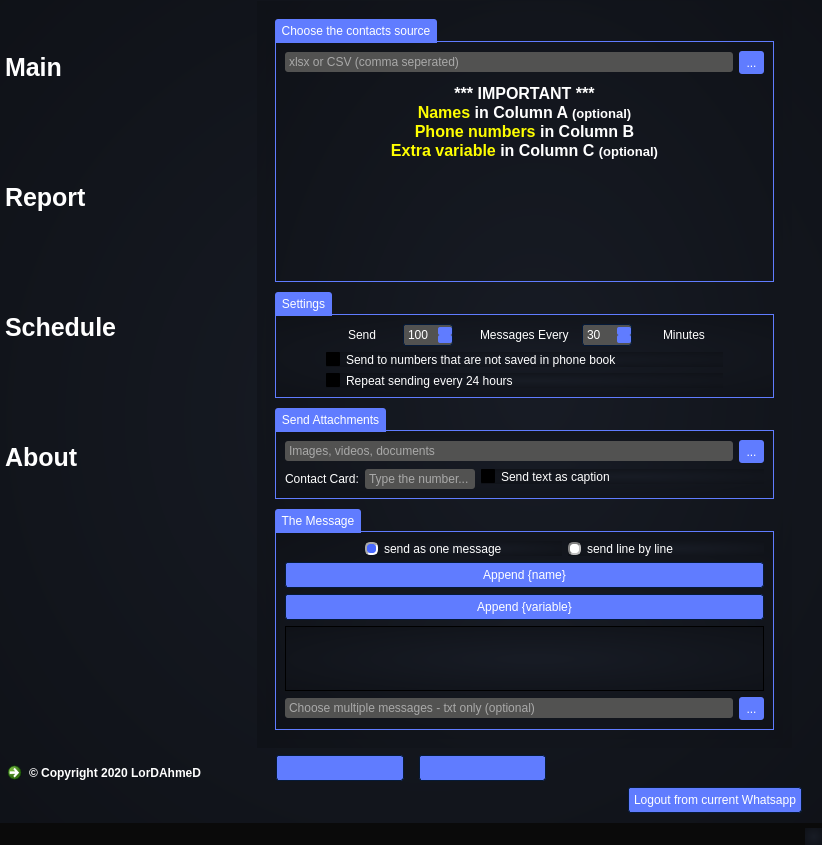
thelordahmed/Whatsapp-bulk-sender, file extra var.ui: the form before one commit.
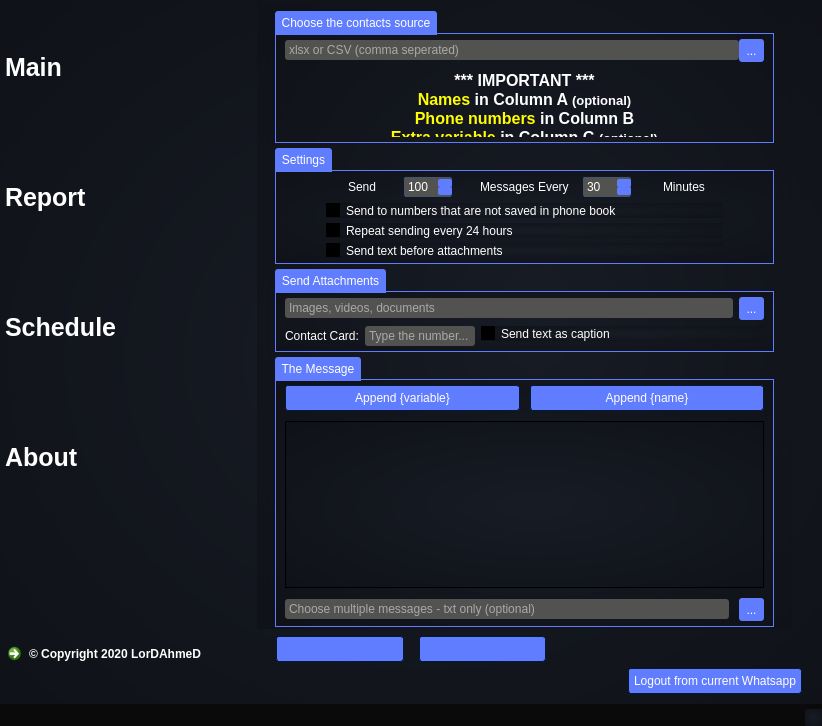
The form after the commit. Icons and pictures are not drawn.

Commit message: - added option to send text before attachment - removed send line by line option

```diff
--- a/extra var.ui
+++ b/extra var.ui
@@ -7,7 +7,7 @@
     <x>0</x>
     <y>0</y>
     <width>822</width>
-    <height>845</height>
+    <height>726</height>
    </rect>
   </property>
   <property name="minimumSize">
@@ -1492,6 +1492,12 @@
           <string>Tab 1</string>
          </attribute>
          <layout class="QVBoxLayout" name="verticalLayout_6" stretch="0">
+          <property name="topMargin">
+           <number>0</number>
+          </property>
+          <property name="bottomMargin">
+           <number>0</number>
+          </property>
           <item>
            <widget class="QFrame" name="frame">
             <property name="sizePolicy">
@@ -1546,13 +1552,25 @@
             </property>
             <layout class="QVBoxLayout" name="verticalLayout_5" stretch="0,0,0,1">
              <property name="spacing">
-              <number>10</number>
+              <number>5</number>
              </property>
              <property name="sizeConstraint">
               <enum>QLayout::SetDefaultConstraint</enum>
              </property>
+             <property name="topMargin">
+              <number>10</number>
+             </property>
+             <property name="bottomMargin">
+              <number>2</number>
+             </property>
              <item>
               <widget class="QGroupBox" name="groupBox">
+               <property name="sizePolicy">
+                <sizepolicy hsizetype="Preferred" vsizetype="Preferred">
+                 <horstretch>0</horstretch>
+                 <verstretch>0</verstretch>
+                </sizepolicy>
+               </property>
                <property name="maximumSize">
                 <size>
                  <width>16777215</width>
@@ -1578,15 +1596,42 @@
                <property name="flat">
                 <bool>false</bool>
                </property>
-               <layout class="QVBoxLayout" name="verticalLayout">
+               <layout class="QVBoxLayout" name="verticalLayout" stretch="0">
+                <property name="topMargin">
+                 <number>5</number>
+                </property>
+                <property name="bottomMargin">
+                 <number>5</number>
+                </property>
                 <item>
                  <layout class="QGridLayout" name="gridLayout">
+                  <property name="sizeConstraint">
+                   <enum>QLayout::SetDefaultConstraint</enum>
+                  </property>
+                  <property name="horizontalSpacing">
+                   <number>0</number>
+                  </property>
+                  <property name="verticalSpacing">
+                   <number>5</number>
+                  </property>
                   <item row="1" column="0">
                    <widget class="QTextBrowser" name="textBrowser">
+                    <property name="sizePolicy">
+                     <sizepolicy hsizetype="Preferred" vsizetype="Fixed">
+                      <horstretch>0</horstretch>
+                      <verstretch>0</verstretch>
+                     </sizepolicy>
+                    </property>
+                    <property name="minimumSize">
+                     <size>
+                      <width>0</width>
+                      <height>0</height>
+                     </size>
+                    </property>
                     <property name="maximumSize">
                      <size>
                       <width>16777215</width>
-                      <height>16777215</height>
+                      <height>70</height>
                      </size>
                     </property>
                     <property name="font">
@@ -1614,7 +1659,7 @@
                      <string>&lt;!DOCTYPE HTML PUBLIC &quot;-//W3C//DTD HTML 4.0//EN&quot; &quot;http://www.w3.org/TR/REC-html40/strict.dtd&quot;&gt;
 &lt;html&gt;&lt;head&gt;&lt;meta name=&quot;qrichtext&quot; content=&quot;1&quot; /&gt;&lt;style type=&quot;text/css&quot;&gt;
 p, li { white-space: pre-wrap; }
-&lt;/style&gt;&lt;/head&gt;&lt;body style=&quot; font-family:'arial'; font-size:8.25pt; font-weight:400; font-style:normal;&quot;&gt;
+&lt;/style&gt;&lt;/head&gt;&lt;body style=&quot; font-family:'arial'; font-size:13pt; font-weight:400; font-style:normal;&quot;&gt;
 &lt;p align=&quot;center&quot; style=&quot; margin-top:0px; margin-bottom:0px; margin-left:0px; margin-right:0px; -qt-block-indent:0; text-indent:0px;&quot;&gt;&lt;span style=&quot; font-family:'MS Shell Dlg 2'; font-size:12pt; font-weight:600; color:#ffffff;&quot;&gt;*** IMPORTANT ***&lt;/span&gt;&lt;/p&gt;
 &lt;p align=&quot;center&quot; style=&quot; margin-top:0px; margin-bottom:0px; margin-left:0px; margin-right:0px; -qt-block-indent:0; text-indent:0px;&quot;&gt;&lt;span style=&quot; font-family:'MS Shell Dlg 2'; font-size:12pt; font-weight:600; color:#ffff00;&quot;&gt;Names&lt;/span&gt;&lt;span style=&quot; font-family:'MS Shell Dlg 2'; font-size:12pt; font-weight:600;&quot;&gt; in Column A &lt;/span&gt;&lt;span style=&quot; font-family:'MS Shell Dlg 2'; font-size:10pt; font-weight:600;&quot;&gt;(optional)&lt;/span&gt;&lt;/p&gt;
 &lt;p align=&quot;center&quot; style=&quot; margin-top:0px; margin-bottom:0px; margin-left:0px; margin-right:0px; -qt-block-indent:0; text-indent:0px;&quot;&gt;&lt;span style=&quot; font-family:'MS Shell Dlg 2'; font-size:12pt; font-weight:600; color:#ffff00;&quot;&gt;Phone numbers&lt;/span&gt;&lt;span style=&quot; font-family:'MS Shell Dlg 2'; font-size:12pt; font-weight:600;&quot;&gt; in Column B&lt;/span&gt;&lt;/p&gt;
@@ -1665,14 +1710,26 @@
                 <string>Settings</string>
                </property>
                <layout class="QVBoxLayout" name="verticalLayout_3">
+                <property name="spacing">
+                 <number>5</number>
+                </property>
                 <property name="leftMargin">
                  <number>50</number>
                 </property>
+                <property name="topMargin">
+                 <number>5</number>
+                </property>
                 <property name="rightMargin">
                  <number>50</number>
                 </property>
+                <property name="bottomMargin">
+                 <number>5</number>
+                </property>
                 <item>
                  <layout class="QVBoxLayout" name="verticalLayout_2">
+                  <property name="spacing">
+                   <number>5</number>
+                  </property>
                   <item>
                    <layout class="QHBoxLayout" name="horizontalLayout_5" stretch="0,0,0,0,0">
                     <property name="spacing">
@@ -1792,6 +1849,13 @@
                     </property>
                    </widget>
                   </item>
+                  <item>
+                   <widget class="QCheckBox" name="textFirst_ch">
+                    <property name="text">
+                     <string>Send text before attachments</string>
+                    </property>
+                   </widget>
+                  </item>
                  </layout>
                 </item>
                </layout>
@@ -1809,6 +1873,12 @@
                 <string>Send Attachments</string>
                </property>
                <layout class="QFormLayout" name="formLayout">
+                <property name="topMargin">
+                 <number>5</number>
+                </property>
+                <property name="bottomMargin">
+                 <number>5</number>
+                </property>
                 <item row="0" column="0" colspan="2">
                  <layout class="QHBoxLayout" name="horizontalLayout_2">
                   <item>
@@ -1872,60 +1942,40 @@
                <property name="alignment">
                 <set>Qt::AlignLeading|Qt::AlignLeft|Qt::AlignVCenter</set>
                </property>
-               <layout class="QVBoxLayout" name="verticalLayout_4" stretch="0,0,0,0,0">
+               <layout class="QVBoxLayout" name="verticalLayout_4" stretch="0,0,0">
+                <property name="spacing">
+                 <number>10</number>
+                </property>
+                <property name="topMargin">
+                 <number>5</number>
+                </property>
+                <property name="bottomMargin">
+                 <number>5</number>
+                </property>
                 <item>
-                 <layout class="QHBoxLayout" name="horizontalLayout_3">
+                 <layout class="QHBoxLayout" name="horizontalLayout_12">
                   <property name="leftMargin">
-                   <number>80</number>
+                   <number>0</number>
+                  </property>
+                  <property name="topMargin">
+                   <number>0</number>
                   </property>
                   <item>
-                   <widget class="QRadioButton" name="sameFormat_rb">
-                    <property name="maximumSize">
-                     <size>
-                      <width>16777215</width>
-                      <height>16777215</height>
-                     </size>
-                    </property>
+                   <widget class="QPushButton" name="extra_var_btn">
                     <property name="text">
-                     <string>send as one message</string>
-                    </property>
-                    <property name="checked">
-                     <bool>true</bool>
+                     <string>Append {variable}</string>
                     </property>
                    </widget>
                   </item>
                   <item>
-                   <widget class="QRadioButton" name="oneline_rb">
-                    <property name="maximumSize">
-                     <size>
-                      <width>16777215</width>
-                      <height>16777215</height>
-                     </size>
-                    </property>
+                   <widget class="QPushButton" name="pushButton">
                     <property name="text">
-                     <string>send line by line</string>
-                    </property>
-                    <property name="checked">
-                     <bool>false</bool>
+                     <string>Append {name}</string>
                     </property>
                    </widget>
                   </item>
                  </layout>
                 </item>
-                <item>
-                 <widget class="QPushButton" name="pushButton">
-                  <property name="text">
-                   <string>Append {name}</string>
-                  </property>
-                 </widget>
-                </item>
-                <item>
-                 <widget class="QPushButton" name="extra_var_btn">
-                  <property name="text">
-                   <string>Append {variable}</string>
-                  </property>
-                 </widget>
-                </item>
                 <item>
                  <widget class="QPlainTextEdit" name="message_text"/>
                 </item>
@@ -1977,12 +2027,12 @@
             <attribute name="horizontalHeaderCascadingSectionResizes">
              <bool>false</bool>
             </attribute>
-            <attribute name="horizontalHeaderDefaultSectionSize">
-             <number>125</number>
-            </attribute>
             <attribute name="horizontalHeaderMinimumSectionSize">
              <number>39</number>
             </attribute>
+            <attribute name="horizontalHeaderDefaultSectionSize">
+             <number>125</number>
+            </attribute>
             <attribute name="horizontalHeaderStretchLastSection">
              <bool>true</bool>
             </attribute>
@@ -2150,8 +2200,8 @@
              <string>&lt;!DOCTYPE HTML PUBLIC &quot;-//W3C//DTD HTML 4.0//EN&quot; &quot;http://www.w3.org/TR/REC-html40/strict.dtd&quot;&gt;
 &lt;html&gt;&lt;head&gt;&lt;meta name=&quot;qrichtext&quot; content=&quot;1&quot; /&gt;&lt;style type=&quot;text/css&quot;&gt;
 p, li { white-space: pre-wrap; }
-&lt;/style&gt;&lt;/head&gt;&lt;body style=&quot; font-family:'arial'; font-size:8.25pt; font-weight:400; font-style:normal;&quot;&gt;
-&lt;p align=&quot;center&quot; style=&quot;-qt-paragraph-type:empty; margin-top:0px; margin-bottom:0px; margin-left:0px; margin-right:0px; -qt-block-indent:0; text-indent:0px;&quot;&gt;&lt;br /&gt;&lt;/p&gt;
+&lt;/style&gt;&lt;/head&gt;&lt;body style=&quot; font-family:'arial'; font-size:13pt; font-weight:400; font-style:normal;&quot;&gt;
+&lt;p align=&quot;center&quot; style=&quot;-qt-paragraph-type:empty; margin-top:0px; margin-bottom:0px; margin-left:0px; margin-right:0px; -qt-block-indent:0; text-indent:0px; font-size:8.25pt;&quot;&gt;&lt;br /&gt;&lt;/p&gt;
 &lt;p align=&quot;center&quot; style=&quot;-qt-paragraph-type:empty; margin-top:0px; margin-bottom:0px; margin-left:0px; margin-right:0px; -qt-block-indent:0; text-indent:0px; font-family:'MS Shell Dlg 2'; font-size:22pt; font-weight:600;&quot;&gt;&lt;br /&gt;&lt;/p&gt;
 &lt;p align=&quot;center&quot; style=&quot;-qt-paragraph-type:empty; margin-top:0px; margin-bottom:0px; margin-left:0px; margin-right:0px; -qt-block-indent:0; text-indent:0px; font-family:'MS Shell Dlg 2'; font-size:22pt; font-weight:600;&quot;&gt;&lt;br /&gt;&lt;/p&gt;
 &lt;p align=&quot;center&quot; style=&quot; margin-top:0px; margin-bottom:0px; margin-left:0px; margin-right:0px; -qt-block-indent:0; text-indent:0px;&quot;&gt;&lt;span style=&quot; font-family:'MS Shell Dlg 2'; font-size:22pt; font-weight:600;&quot;&gt;Thanks for using my software :)&lt;/span&gt;&lt;/p&gt;&lt;/body&gt;&lt;/html&gt;</string>
@@ -2179,8 +2229,8 @@
              <string>&lt;!DOCTYPE HTML PUBLIC &quot;-//W3C//DTD HTML 4.0//EN&quot; &quot;http://www.w3.org/TR/REC-html40/strict.dtd&quot;&gt;
 &lt;html&gt;&lt;head&gt;&lt;meta name=&quot;qrichtext&quot; content=&quot;1&quot; /&gt;&lt;style type=&quot;text/css&quot;&gt;
 p, li { white-space: pre-wrap; }
-&lt;/style&gt;&lt;/head&gt;&lt;body style=&quot; font-family:'arial'; font-size:8.25pt; font-weight:400; font-style:normal;&quot;&gt;
-&lt;p align=&quot;center&quot; style=&quot;-qt-paragraph-type:empty; margin-top:0px; margin-bottom:0px; margin-left:0px; margin-right:0px; -qt-block-indent:0; text-indent:0px;&quot;&gt;&lt;br /&gt;&lt;/p&gt;
+&lt;/style&gt;&lt;/head&gt;&lt;body style=&quot; font-family:'arial'; font-size:13pt; font-weight:400; font-style:normal;&quot;&gt;
+&lt;p align=&quot;center&quot; style=&quot;-qt-paragraph-type:empty; margin-top:0px; margin-bottom:0px; margin-left:0px; margin-right:0px; -qt-block-indent:0; text-indent:0px; font-size:8.25pt;&quot;&gt;&lt;br /&gt;&lt;/p&gt;
 &lt;p align=&quot;center&quot; style=&quot;-qt-paragraph-type:empty; margin-top:0px; margin-bottom:0px; margin-left:0px; margin-right:0px; -qt-block-indent:0; text-indent:0px; font-family:'MS Shell Dlg 2'; font-size:18pt; font-weight:600;&quot;&gt;&lt;br /&gt;&lt;/p&gt;
 &lt;p align=&quot;center&quot; style=&quot;-qt-paragraph-type:empty; margin-top:0px; margin-bottom:0px; margin-left:0px; margin-right:0px; -qt-block-indent:0; text-indent:0px; font-family:'MS Shell Dlg 2'; font-size:18pt; font-weight:600;&quot;&gt;&lt;br /&gt;&lt;/p&gt;
 &lt;p align=&quot;center&quot; style=&quot; margin-top:0px; margin-bottom:0px; margin-left:0px; margin-right:0px; -qt-block-indent:0; text-indent:0px;&quot;&gt;&lt;span style=&quot; font-family:'MS Shell Dlg 2'; font-size:18pt; font-weight:600;&quot;&gt;- Contact Me -&lt;/span&gt;&lt;/p&gt;
```
The commit also changes 19 other files.
